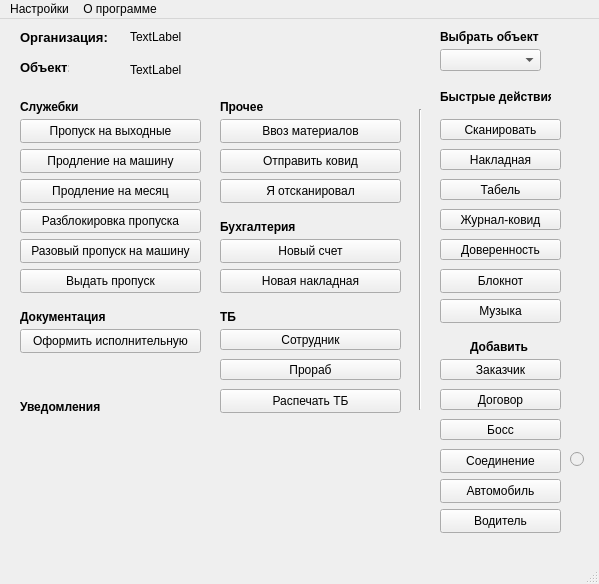
Old version of the form my_helper/notebook/designer_ui/main_menu.ui in the repository SmolPO/vertical.
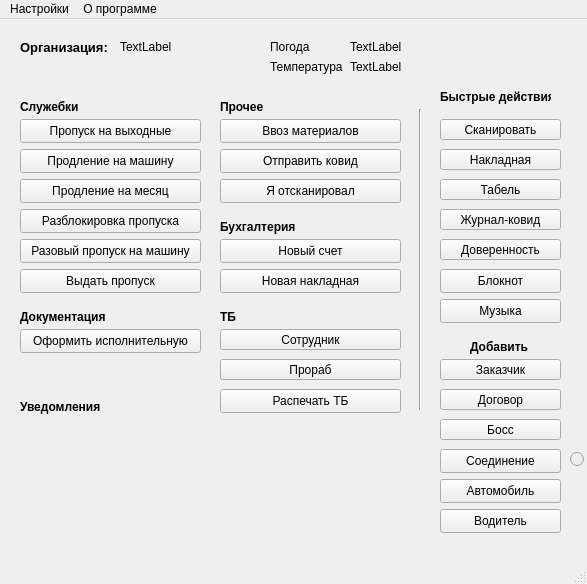
New version of the form.

What changed in the file:
```diff
--- a/my_helper/notebook/designer_ui/main_menu.ui
+++ b/my_helper/notebook/designer_ui/main_menu.ui
@@ -6,7 +6,7 @@
    <rect>
     <x>0</x>
     <y>0</y>
-    <width>599</width>
+    <width>587</width>
     <height>584</height>
    </rect>
   </property>
@@ -122,7 +122,7 @@
     <property name="geometry">
      <rect>
       <x>20</x>
-      <y>10</y>
+      <y>20</y>
       <width>91</width>
       <height>16</height>
      </rect>
@@ -137,43 +137,6 @@
      <string>Организация:</string>
     </property>
    </widget>
-   <widget class="QLabel" name="ui_l_build">
-    <property name="geometry">
-     <rect>
-      <x>20</x>
-      <y>40</y>
-      <width>49</width>
-      <height>16</height>
-     </rect>
-    </property>
-    <property name="font">
-     <font>
-      <pointsize>10</pointsize>
-      <bold>true</bold>
-     </font>
-    </property>
-    <property name="text">
-     <string>Объект:</string>
-    </property>
-   </widget>
-   <widget class="QLabel" name="ui_l_chose">
-    <property name="geometry">
-     <rect>
-      <x>440</x>
-      <y>10</y>
-      <width>101</width>
-      <height>16</height>
-     </rect>
-    </property>
-    <property name="font">
-     <font>
-      <bold>true</bold>
-     </font>
-    </property>
-    <property name="text">
-     <string>Выбрать объект</string>
-    </property>
-   </widget>
    <widget class="QLabel" name="ui_l_fast">
     <property name="geometry">
      <rect>
@@ -492,9 +455,9 @@
    <widget class="QLabel" name="ui_l_company">
     <property name="geometry">
      <rect>
-      <x>130</x>
-      <y>10</y>
-      <width>281</width>
+      <x>120</x>
+      <y>20</y>
+      <width>131</width>
       <height>16</height>
      </rect>
     </property>
@@ -502,19 +465,6 @@
      <string>TextLabel</string>
     </property>
    </widget>
-   <widget class="QLabel" name="ui_l_cur_build">
-    <property name="geometry">
-     <rect>
-      <x>130</x>
-      <y>40</y>
-      <width>281</width>
-      <height>21</height>
-     </rect>
-    </property>
-    <property name="text">
-     <string>TextLabel</string>
-    </property>
-   </widget>
    <widget class="QPushButton" name="b_new_boss">
     <property name="geometry">
      <rect>
@@ -570,16 +520,6 @@
      <string>Блокнот</string>
     </property>
    </widget>
-   <widget class="QComboBox" name="cb_builds">
-    <property name="geometry">
-     <rect>
-      <x>440</x>
-      <y>30</y>
-      <width>101</width>
-      <height>22</height>
-     </rect>
-    </property>
-   </widget>
    <widget class="QPushButton" name="b_new_build">
     <property name="geometry">
      <rect>
@@ -658,6 +598,58 @@
      <string>Распечать ТБ</string>
     </property>
    </widget>
+   <widget class="QLabel" name="label">
+    <property name="geometry">
+     <rect>
+      <x>270</x>
+      <y>20</y>
+      <width>49</width>
+      <height>16</height>
+     </rect>
+    </property>
+    <property name="text">
+     <string>Погода</string>
+    </property>
+   </widget>
+   <widget class="QLabel" name="label_2">
+    <property name="geometry">
+     <rect>
+      <x>270</x>
+      <y>40</y>
+      <width>81</width>
+      <height>16</height>
+     </rect>
+    </property>
+    <property name="text">
+     <string>Температура</string>
+    </property>
+   </widget>
+   <widget class="QLabel" name="l_weather">
+    <property name="geometry">
+     <rect>
+      <x>350</x>
+      <y>20</y>
+      <width>221</width>
+      <height>16</height>
+     </rect>
+    </property>
+    <property name="text">
+     <string>TextLabel</string>
+    </property>
+   </widget>
+   <widget class="QLabel" name="l_temp">
+    <property name="geometry">
+     <rect>
+      <x>350</x>
+      <y>40</y>
+      <width>71</width>
+      <height>16</height>
+     </rect>
+    </property>
+    <property name="text">
+     <string>TextLabel</string>
+    </property>
+   </widget>
   </widget>
   <widget class="QStatusBar" name="statusbar"/>
   <widget class="QMenuBar" name="menubar">
@@ -665,7 +657,7 @@
     <rect>
      <x>0</x>
      <y>0</y>
-     <width>599</width>
+     <width>587</width>
      <height>22</height>
     </rect>
    </property>
```
